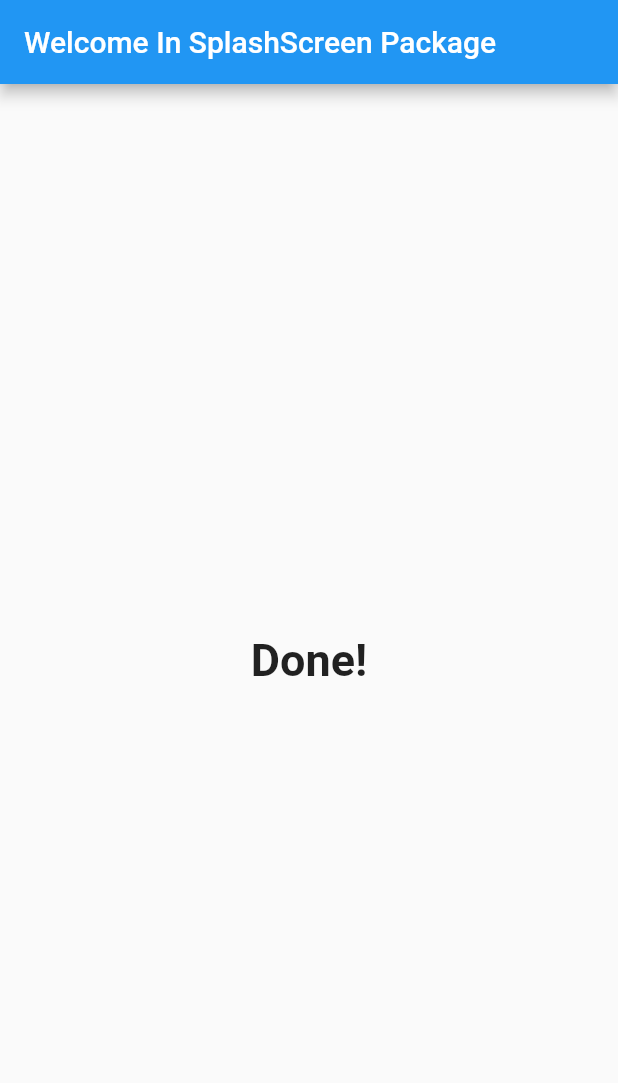
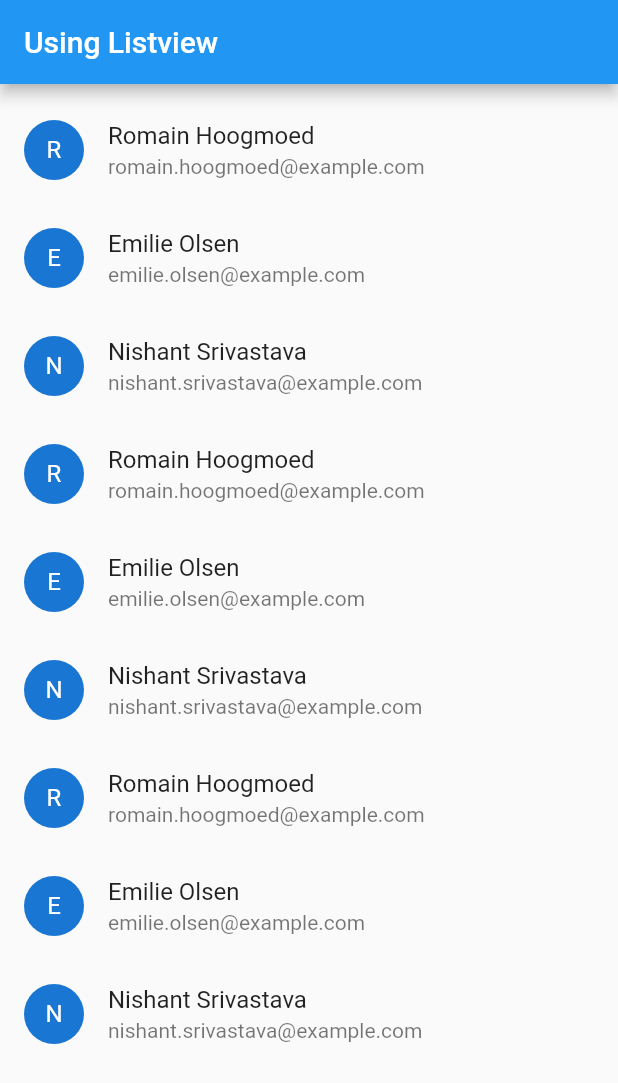
Before and after one commit to abhijeetvader9287/flutter_first, a Flutter app: the screen it shows after launch, on a phone screen of 412 x 824 dp. Shown: the top 1083 px of the screen. Run offline on Flutter 3.47's test engine with Material 2 defaults, Android fonts, the phone set to English and light mode, and no system bars.

Commit message:
listview added

```diff
--- /dev/null
+++ b/lib/contact_page.dart
@@ -0,0 +1,33 @@
+import 'package:flutter/material.dart';
+import 'package:flutter_app/contactlist/contact_list.dart';
+import 'package:flutter_app/contactlist/modal/contact.dart';
+
+class ContactPage extends StatelessWidget {
+  _buildContactList() {
+    return <ContactModal>[
+      const ContactModal(
+          fullName: 'Romain Hoogmoed', email: 'romain.hoogmoed@example.com'),
+      const ContactModal(
+          fullName: 'Emilie Olsen', email: 'emilie.olsen@example.com'),
+      const ContactModal(
+          fullName: 'Nishant Srivastava', email: 'nishant.srivastava@example.com'),
+      const ContactModal(
+          fullName: 'Romain Hoogmoed', email: 'romain.hoogmoed@example.com'),
+      const ContactModal(
+          fullName: 'Emilie Olsen', email: 'emilie.olsen@example.com'),
+      const ContactModal(
+          fullName: 'Nishant Srivastava', email: 'nishant.srivastava@example.com'),
+      const ContactModal(
+          fullName: 'Romain Hoogmoed', email: 'romain.hoogmoed@example.com'),
+      const ContactModal(
+          fullName: 'Emilie Olsen', email: 'emilie.olsen@example.com'),
+      const ContactModal(
+          fullName: 'Nishant Srivastava', email: 'nishant.srivastava@example.com'),
+    ];
+  }
+
+  @override
+  Widget build(BuildContext context) {
+    return Scaffold(body: ContactsList(_buildContactList()));
+  }
+}
--- /dev/null
+++ b/lib/contactlist/contact_list.dart
@@ -0,0 +1,23 @@
+import 'package:flutter/material.dart';
+import 'package:flutter_app/contactlist/contact_list_item.dart';
+import 'package:flutter_app/contactlist/modal/contact.dart';
+
+class ContactsList extends StatelessWidget {
+  final List<ContactModal> _contactModal;
+
+  ContactsList(this._contactModal);
+
+  @override
+  Widget build(BuildContext context) {
+    return ListView(
+      padding: EdgeInsets.symmetric(vertical: 8.0),
+      children: _buildContactsList(),
+    );
+  }
+
+  List<ContactListItem> _buildContactsList() {
+    return _contactModal
+        .map((contact) => ContactListItem(contact))
+        .toList();
+  }
+}
--- /dev/null
+++ b/lib/contactlist/contact_list_item.dart
@@ -0,0 +1,16 @@
+import 'package:flutter/material.dart';
+import 'package:flutter_app/contactlist/modal/contact.dart';
+
+class ContactListItem extends StatelessWidget {
+  final ContactModal _contactModal;
+
+  ContactListItem(this._contactModal);
+
+  @override
+  Widget build(BuildContext context) {
+    return ListTile(
+        leading: CircleAvatar(child: Text(_contactModal.fullName[0])),
+        title: Text(_contactModal.fullName),
+        subtitle: Text(_contactModal.email));
+  }
+}
--- /dev/null
+++ b/lib/contactlist/modal/contact.dart
@@ -0,0 +1,6 @@
+class ContactModal {
+  final String fullName;
+  final String email;
+
+  const ContactModal({this.fullName, this.email});
+}
--- a/lib/main.dart
+++ b/lib/main.dart
@@ -5,6 +5,7 @@ import 'package:flutter_app/Tabs/first.dart';
 import 'package:flutter_app/Tabs/second.dart';
 import 'package:flutter_app/Tabs/third.dart';
 import 'package:flutter/material.dart';
+import 'package:flutter_app/contact_page.dart';
 import 'package:http/http.dart' as http;
 
 import 'package:flutter_app/screens/account.dart';
@@ -13,7 +14,9 @@ import 'package:flutter_app/screens/settings.dart';
 
 import './utils.dart' as utils;
 
+/*
 import 'package:splashscreen/splashscreen.dart';
+//splash screen demo
 void main(){
   runApp(new MaterialApp(
     home: new MySplashScreenApp(),
@@ -65,15 +68,28 @@ class AfterSplash extends StatelessWidget {
       ),
     );
   }
-}
+}*/
 
 
 
 
 
+void main() {
+  runApp(MaterialApp(
+    debugShowCheckedModeBanner: true,
+    home: Scaffold(
+      appBar: AppBar(
+        title: Text("Using Listview"),
+      ),
+      body: ContactPage(),
+    ),
+  ));
+}
+
 
 
 /*
+//Navigation drawer
 void main() {
   runApp(MaterialApp(
     title: "My first app",
@@ -83,16 +99,7 @@ void main() {
       SettingsScreen.routeName: (BuildContext context) => SettingsScreen(),
       AccountScreen.routeName: (BuildContext context) => AccountScreen(),
     },
-    *//* Scaffold(
-      appBar: AppBar(
-        title: Text("My first app appBar"),
-      ),
-      body: Container(
-        child: Center(
-          child: Text("Hello app"),
-        ),
-      ),
-    ),*//*
+
     theme: ThemeData(
         primarySwatch: Colors.red,
         accentColor: Colors.greenAccent,
```
